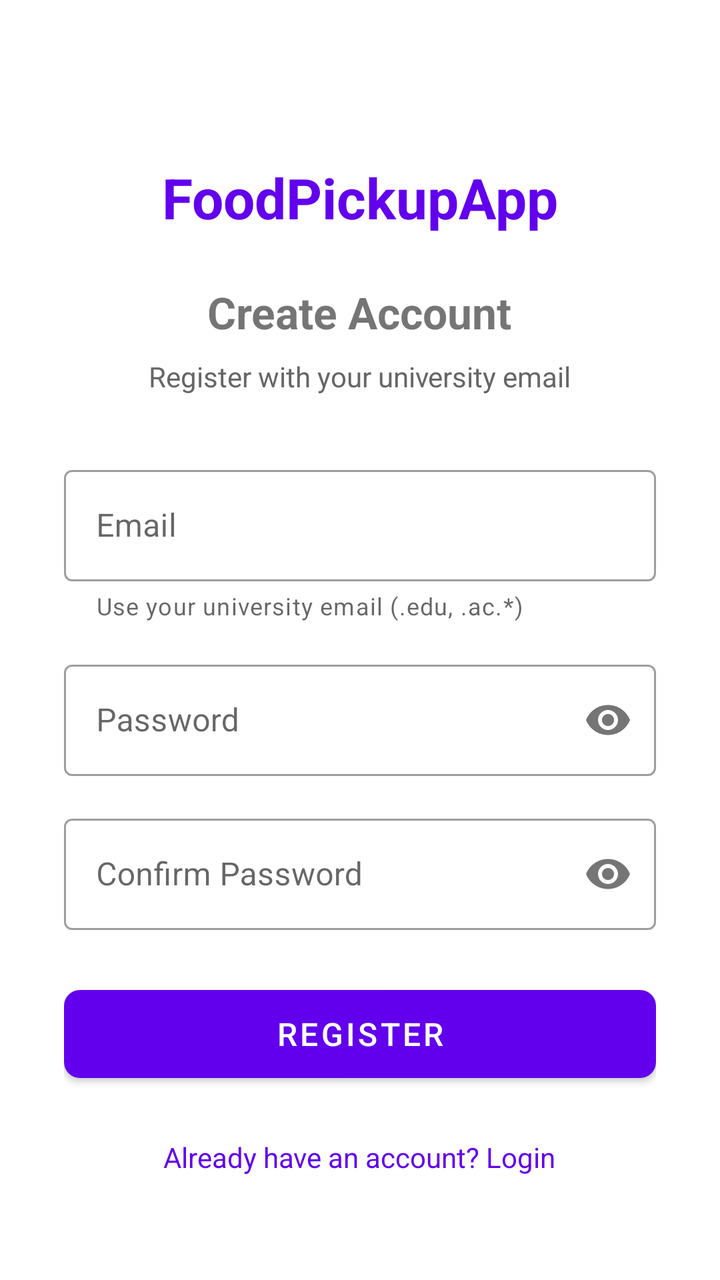
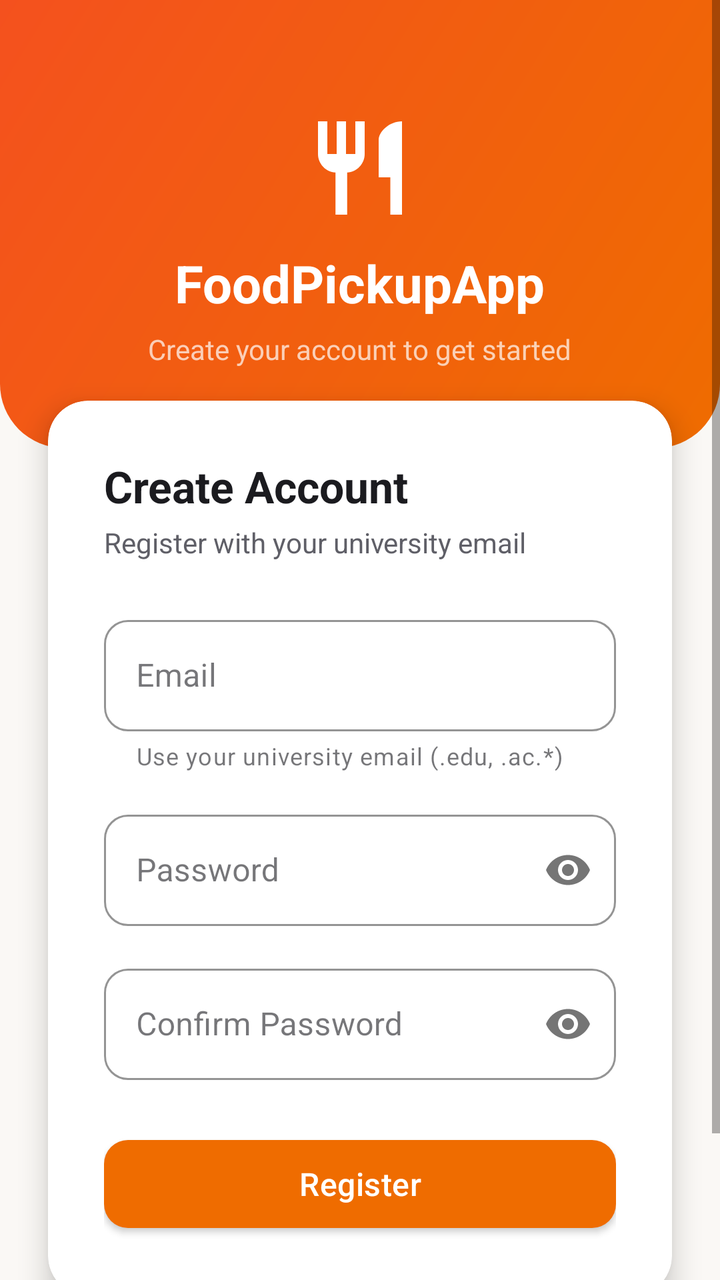

Two renders of the same Android screen: before a commit and after it. Below are the layout's source before the change and the commit's diff.
<!-- AndroidManifest.xml: application theme Theme.FoodPickupApp -->
<!-- res/layout/activity_register.xml -->
<?xml version="1.0" encoding="utf-8"?>
<ScrollView xmlns:android="http://schemas.android.com/apk/res/android"
    xmlns:app="http://schemas.android.com/apk/res-auto"
    android:layout_width="match_parent"
    android:layout_height="match_parent"
    android:fillViewport="true"
    android:background="@color/white">

    <LinearLayout
        android:layout_width="match_parent"
        android:layout_height="wrap_content"
        android:orientation="vertical"
        android:padding="32dp"
        android:gravity="center_horizontal">

        <TextView
            android:layout_width="wrap_content"
            android:layout_height="wrap_content"
            android:text="@string/app_name"
            android:textSize="28sp"
            android:textStyle="bold"
            android:textColor="@color/purple_500"
            android:layout_marginTop="48dp" />

        <TextView
            android:layout_width="wrap_content"
            android:layout_height="wrap_content"
            android:text="@string/register_title"
            android:textSize="22sp"
            android:textStyle="bold"
            android:layout_marginTop="24dp"
            android:layout_marginBottom="8dp" />

        <TextView
            android:layout_width="wrap_content"
            android:layout_height="wrap_content"
            android:text="@string/register_subtitle"
            android:textSize="14sp"
            android:textColor="#666666"
            android:layout_marginBottom="32dp" />

        <com.google.android.material.textfield.TextInputLayout
            android:id="@+id/layoutEmail"
            style="@style/Widget.MaterialComponents.TextInputLayout.OutlinedBox"
            android:layout_width="match_parent"
            android:layout_height="wrap_content"
            android:layout_marginBottom="16dp"
            app:helperText="@string/helper_university_email">

            <com.google.android.material.textfield.TextInputEditText
                android:id="@+id/editEmail"
                android:layout_width="match_parent"
                android:layout_height="wrap_content"
                android:hint="@string/hint_email"
                android:inputType="textEmailAddress"
                android:maxLines="1" />
        </com.google.android.material.textfield.TextInputLayout>

        <com.google.android.material.textfield.TextInputLayout
            android:id="@+id/layoutPassword"
            style="@style/Widget.MaterialComponents.TextInputLayout.OutlinedBox"
            android:layout_width="match_parent"
            android:layout_height="wrap_content"
            android:layout_marginBottom="16dp"
            app:passwordToggleEnabled="true">

            <com.google.android.material.textfield.TextInputEditText
                android:id="@+id/editPassword"
                android:layout_width="match_parent"
                android:layout_height="wrap_content"
                android:hint="@string/hint_password"
                android:inputType="textPassword"
                android:maxLines="1" />
        </com.google.android.material.textfield.TextInputLayout>

        <com.google.android.material.textfield.TextInputLayout
            android:id="@+id/layoutConfirmPassword"
            style="@style/Widget.MaterialComponents.TextInputLayout.OutlinedBox"
            android:layout_width="match_parent"
            android:layout_height="wrap_content"
            android:layout_marginBottom="24dp"
            app:passwordToggleEnabled="true">

            <com.google.android.material.textfield.TextInputEditText
                android:id="@+id/editConfirmPassword"
                android:layout_width="match_parent"
                android:layout_height="wrap_content"
                android:hint="@string/hint_confirm_password"
                android:inputType="textPassword"
                android:maxLines="1" />
        </com.google.android.material.textfield.TextInputLayout>

        <com.google.android.material.button.MaterialButton
            android:id="@+id/btnRegister"
            android:layout_width="match_parent"
            android:layout_height="56dp"
            android:text="@string/btn_register"
            android:textSize="16sp"
            app:cornerRadius="8dp"
            android:layout_marginBottom="24dp" />

        <TextView
            android:id="@+id/textLogin"
            android:layout_width="wrap_content"
            android:layout_height="wrap_content"
            android:text="@string/link_login"
            android:textColor="@color/purple_500"
            android:textSize="14sp"
            android:clickable="true"
            android:focusable="true" />

    </LinearLayout>
</ScrollView>
<!-- resources referenced by this layout -->
<resources>
  <color name="purple_500">#FF6200EE</color>
  <color name="white">#FFFFFFFF</color>
  <string name="hint_email">Email</string>
  <style name="Theme.FoodPickupApp" parent="Theme.MaterialComponents.Light.NoActionBar">
          
          <item name="colorPrimary">@color/purple_500</item>
          <item name="colorPrimaryVariant">@color/purple_700</item>
          <item name="colorOnPrimary">@color/white</item>
          
          <item name="colorSecondary">@color/teal_200</item>
          <item name="colorSecondaryVariant">@color/teal_700</item>
          <item name="colorOnSecondary">@color/black</item>
          
          <item name="android:statusBarColor">@color/purple_700</item>
      </style>
  <color name="purple_700">#FF3700B3</color>
  <color name="teal_200">#FF03DAC5</color>
  <color name="teal_700">#FF018786</color>
  <color name="black">#FF000000</color>
  <!-- unchanged entries left out for length: 8 -->
</resources>

<!-- the commit's change to res/layout/activity_register.xml (unified diff, before → after) -->
@@ -4,107 +4,167 @@
     android:layout_width="match_parent"
     android:layout_height="match_parent"
     android:fillViewport="true"
-    android:background="@color/white">
+    android:background="@color/background">
 
     <LinearLayout
         android:layout_width="match_parent"
         android:layout_height="wrap_content"
         android:orientation="vertical"
-        android:padding="32dp"
         android:gravity="center_horizontal">
 
-        <TextView
-            android:layout_width="wrap_content"
-            android:layout_height="wrap_content"
-            android:text="@string/app_name"
-            android:textSize="28sp"
-            android:textStyle="bold"
-            android:textColor="@color/purple_500"
-            android:layout_marginTop="48dp" />
-
-        <TextView
-            android:layout_width="wrap_content"
-            android:layout_height="wrap_content"
-            android:text="@string/register_title"
-            android:textSize="22sp"
-            android:textStyle="bold"
-            android:layout_marginTop="24dp"
-            android:layout_marginBottom="8dp" />
-
-        <TextView
-            android:layout_width="wrap_content"
-            android:layout_height="wrap_content"
-            android:text="@string/register_subtitle"
-            android:textSize="14sp"
-            android:textColor="#666666"
-            android:layout_marginBottom="32dp" />
-
-        <com.google.android.material.textfield.TextInputLayout
-            android:id="@+id/layoutEmail"
-            style="@style/Widget.MaterialComponents.TextInputLayout.OutlinedBox"
+        
+        
+        
+        <LinearLayout
             android:layout_width="match_parent"
             android:layout_height="wrap_content"
-            android:layout_marginBottom="16dp"
-            app:helperText="@string/helper_university_email">
+            android:background="@drawable/bg_gradient_header"
+            android:gravity="center_horizontal"
+            android:orientation="vertical"
+            android:paddingTop="56dp"
+            android:paddingBottom="40dp">
 
-            <com.google.android.material.textfield.TextInputEditText
-                android:id="@+id/editEmail"
+            
+            <ImageView
+                android:layout_width="56dp"
+                android:layout_height="56dp"
+                android:src="@drawable/ic_restaurant"
+                app:tint="@color/white"
+                android:contentDescription="@string/app_name" />
+
+            
+            <TextView
+                android:layout_width="wrap_content"
+                android:layout_height="wrap_content"
+                android:layout_marginTop="12dp"
+                android:text="@string/app_name"
+                android:textColor="@color/white"
+                android:textSize="26sp"
+                android:textStyle="bold" />
+
+            
+            <TextView
+                android:layout_width="wrap_content"
+                android:layout_height="wrap_content"
+                android:layout_marginTop="6dp"
+                android:text="@string/brand_register_subtitle"
+                android:textColor="#B3FFFFFF"
+                android:textSize="14sp" />
+
+        </LinearLayout>
+
+        
+        
+        
+        <com.google.android.material.card.MaterialCardView
+            style="@style/Widget.FoodPickup.Card.Elevated"
+            android:layout_width="match_parent"
+            android:layout_height="wrap_content"
+            android:layout_marginStart="24dp"
+            android:layout_marginEnd="24dp"
+            android:layout_marginTop="-24dp"
+            app:cardCornerRadius="20dp"
+            app:cardElevation="8dp">
+
+            <LinearLayout
                 android:layout_width="match_parent"
                 android:layout_height="wrap_content"
-                android:hint="@string/hint_email"
-                android:inputType="textEmailAddress"
-                android:maxLines="1" />
-        </com.google.android.material.textfield.TextInputLayout>
+                android:orientation="vertical"
+                android:padding="28dp">
 
-        <com.google.android.material.textfield.TextInputLayout
-            android:id="@+id/layoutPassword"
-            style="@style/Widget.MaterialComponents.TextInputLayout.OutlinedBox"
-            android:layout_width="match_parent"
-            android:layout_height="wrap_content"
-            android:layout_marginBottom="16dp"
-            app:passwordToggleEnabled="true">
+                
+                <TextView
+                    android:layout_width="wrap_content"
+                    android:layout_height="wrap_content"
+                    android:text="@string/register_title"
+                    android:textColor="@color/text_primary"
+                    android:textSize="22sp"
+                    android:textStyle="bold"
+                    android:layout_marginBottom="4dp" />
 
-            <com.google.android.material.textfield.TextInputEditText
-                android:id="@+id/editPassword"
-                android:layout_width="match_parent"
-                android:layout_height="wrap_content"
-                android:hint="@string/hint_password"
-                android:inputType="textPassword"
-                android:maxLines="1" />
-        </com.google.android.material.textfield.TextInputLayout>
+                <TextView
+                    android:layout_width="wrap_content"
+                    android:layout_height="wrap_content"
+                    android:text="@string/register_subtitle"
+                    android:textColor="@color/text_secondary"
+                    android:textSize="14sp"
+                    android:layout_marginBottom="24dp" />
 
-        <com.google.android.material.textfield.TextInputLayout
-            android:id="@+id/layoutConfirmPassword"
-            style="@style/Widget.MaterialComponents.TextInputLayout.OutlinedBox"
-            android:layout_width="match_parent"
-            android:layout_height="wrap_content"
-            android:layout_marginBottom="24dp"
-            app:passwordToggleEnabled="true">
+                
+                <com.google.android.material.textfield.TextInputLayout
+                    android:id="@+id/layoutEmail"
+                    style="@style/Widget.FoodPickup.TextInputLayout"
+                    android:layout_width="match_parent"
+                    android:layout_height="wrap_content"
+                    android:layout_marginBottom="16dp"
+                    app:helperText="@string/helper_university_email">
 
-            <com.google.android.material.textfield.TextInputEditText
-                android:id="@+id/editConfirmPassword"
-                android:layout_width="match_parent"
-                android:layout_height="wrap_content"
-                android:hint="@string/hint_confirm_password"
-                android:inputType="textPassword"
-                android:maxLines="1" />
-        </com.google.android.material.textfield.TextInputLayout>
+                    <com.google.android.material.textfield.TextInputEditText
+                        android:id="@+id/editEmail"
+                        android:layout_width="match_parent"
+                        android:layout_height="wrap_content"
+                        android:hint="@string/hint_email"
+                        android:inputType="textEmailAddress"
+                        android:maxLines="1" />
+                </com.google.android.material.textfield.TextInputLayout>
 
-        <com.google.android.material.button.MaterialButton
-            android:id="@+id/btnRegister"
-            android:layout_width="match_parent"
-            android:layout_height="56dp"
-            android:text="@string/btn_register"
-            android:textSize="16sp"
-            app:cornerRadius="8dp"
-            android:layout_marginBottom="24dp" />
+                
+                <com.google.android.material.textfield.TextInputLayout
+                    android:id="@+id/layoutPassword"
+                    style="@style/Widget.FoodPickup.TextInputLayout"
+                    android:layout_width="match_parent"
+                    android:layout_height="wrap_content"
+                    android:layout_marginBottom="16dp"
+                    app:passwordToggleEnabled="true">
 
+                    <com.google.android.material.textfield.TextInputEditText
+                        android:id="@+id/editPassword"
+                        android:layout_width="match_parent"
+                        android:layout_height="wrap_content"
+                        android:hint="@string/hint_password"
+                        android:inputType="textPassword"
+                        android:maxLines="1" />
+                </com.google.android.material.textfield.TextInputLayout>
+
+                
+                <com.google.android.material.textfield.TextInputLayout
+                    android:id="@+id/layoutConfirmPassword"
+                    style="@style/Widget.FoodPickup.TextInputLayout"
+                    android:layout_width="match_parent"
+                    android:layout_height="wrap_content"
+                    android:layout_marginBottom="24dp"
+                    app:passwordToggleEnabled="true">
+
+                    <com.google.android.material.textfield.TextInputEditText
+                        android:id="@+id/editConfirmPassword"
+                        android:layout_width="match_parent"
+                        android:layout_height="wrap_content"
+                        android:hint="@string/hint_confirm_password"
+                        android:inputType="textPassword"
+                        android:maxLines="1" />
+                </com.google.android.material.textfield.TextInputLayout>
+
+                
+                <com.google.android.material.button.MaterialButton
+                    android:id="@+id/btnRegister"
+                    style="@style/Widget.FoodPickup.Button"
+                    android:layout_width="match_parent"
+                    android:layout_height="56dp"
+                    android:text="@string/btn_register" />
+
+            </LinearLayout>
+
+        </com.google.android.material.card.MaterialCardView>
+
+        
         <TextView
             android:id="@+id/textLogin"
             android:layout_width="wrap_content"
             android:layout_height="wrap_content"
+            android:layout_marginTop="24dp"
+            android:layout_marginBottom="32dp"
             android:text="@string/link_login"
-            android:textColor="@color/purple_500"
+            android:textColor="@color/brand_primary"
             android:textSize="14sp"
             android:clickable="true"
             android:focusable="true" />
<!-- resource entries referenced after the edit -->
@@ -1,24 +1,87 @@
 <!-- resources referenced by this layout -->
 <resources>
-  <color name="purple_500">#FF6200EE</color>
+  <color name="background">#FFFAF8F5</color>
+  <color name="brand_primary">#FFEF6C00</color>
+  <color name="text_primary">#FF1B1B1F</color>
+  <color name="text_secondary">#FF5F5F67</color>
   <color name="white">#FFFFFFFF</color>
+  <!-- drawable bg_gradient_header (drawable) -->
+  <?xml version="1.0" encoding="utf-8"?>
+  <shape xmlns:android="http://schemas.android.com/apk/res/android">
+      <gradient
+          android:startColor="@color/header_gradient_start"
+          android:endColor="@color/header_gradient_end"
+          android:angle="135"
+          android:type="linear" />
+      <corners
+          android:bottomLeftRadius="32dp"
+          android:bottomRightRadius="32dp" />
+  </shape>
+  <!-- drawable ic_restaurant (drawable) -->
+  <vector xmlns:android="http://schemas.android.com/apk/res/android"
+      android:width="24dp"
+      android:height="24dp"
+      android:viewportWidth="24"
+      android:viewportHeight="24"
+      android:tint="?attr/colorOnPrimary">
+      <path
+          android:fillColor="@android:color/white"
+          android:pathData="M11,9H9V2H7v7H5V2H3v7c0,2.12 1.66,3.84 3.75,3.97V22h2.5v-9.03C11.34,12.84 13,11.12 13,9V2h-2v7zM16,6v8h2.5v8H21V2c-2.76,0 -5,2.24 -5,4z"/>
+  </vector>
+  <string name="brand_register_subtitle">Create your account to get started</string>
   <string name="hint_email">Email</string>
+  <style name="Widget.FoodPickup.Button" parent="Widget.MaterialComponents.Button">
+          <item name="cornerRadius">12dp</item>
+          <item name="android:textAllCaps">false</item>
+          <item name="android:letterSpacing">0.01</item>
+          <item name="android:textSize">16sp</item>
+          <item name="backgroundTint">@color/brand_primary</item>
+      </style>
+  <style name="Widget.FoodPickup.Card.Elevated" parent="Widget.FoodPickup.Card">
+          <item name="cardElevation">6dp</item>
+      </style>
+  <style name="Widget.FoodPickup.TextInputLayout" parent="Widget.MaterialComponents.TextInputLayout.OutlinedBox">
+          <item name="boxStrokeColor">@color/brand_primary</item>
+          <item name="hintTextColor">@color/brand_primary</item>
+          <item name="boxCornerRadiusTopStart">12dp</item>
+          <item name="boxCornerRadiusTopEnd">12dp</item>
+          <item name="boxCornerRadiusBottomStart">12dp</item>
+          <item name="boxCornerRadiusBottomEnd">12dp</item>
+      </style>
   <style name="Theme.FoodPickupApp" parent="Theme.MaterialComponents.Light.NoActionBar">
           
-          <item name="colorPrimary">@color/purple_500</item>
-          <item name="colorPrimaryVariant">@color/purple_700</item>
-          <item name="colorOnPrimary">@color/white</item>
+          <item name="colorPrimary">@color/brand_primary</item>
+          <item name="colorPrimaryVariant">@color/brand_primary_dark</item>
+          <item name="colorOnPrimary">@color/brand_on_primary</item>
           
-          <item name="colorSecondary">@color/teal_200</item>
-          <item name="colorSecondaryVariant">@color/teal_700</item>
-          <item name="colorOnSecondary">@color/black</item>
+          <item name="colorSecondary">@color/brand_secondary</item>
+          <item name="colorSecondaryVariant">@color/brand_secondary_light</item>
+          <item name="colorOnSecondary">@color/brand_on_secondary</item>
           
-          <item name="android:statusBarColor">@color/purple_700</item>
+          <item name="android:colorBackground">@color/background</item>
+          <item name="colorSurface">@color/surface</item>
+          <item name="colorOnSurface">@color/text_primary</item>
+          
+          <item name="colorError">@color/error</item>
+          
+          <item name="android:statusBarColor">@color/brand_primary_dark</item>
+          
+          <item name="materialButtonStyle">@style/Widget.FoodPickup.Button</item>
       </style>
-  <color name="purple_700">#FF3700B3</color>
-  <color name="teal_200">#FF03DAC5</color>
-  <color name="teal_700">#FF018786</color>
-  <color name="black">#FF000000</color>
+  <color name="header_gradient_start">#FFEF6C00</color>
+  <color name="header_gradient_end">#FFF4511E</color>
+  <style name="Widget.FoodPickup.Card" parent="Widget.MaterialComponents.CardView">
+          <item name="cardCornerRadius">16dp</item>
+          <item name="cardElevation">2dp</item>
+          <item name="cardBackgroundColor">@color/surface</item>
+      </style>
+  <color name="brand_primary_dark">#FFE65100</color>
+  <color name="brand_on_primary">#FFFFFFFF</color>
+  <color name="brand_secondary">#FF5D4037</color>
+  <color name="brand_secondary_light">#FF8D6E63</color>
+  <color name="brand_on_secondary">#FFFFFFFF</color>
+  <color name="surface">#FFFFFFFF</color>
+  <color name="error">#FFC62828</color>
   <!-- unchanged entries left out for length: 8 -->
 </resources>
 
